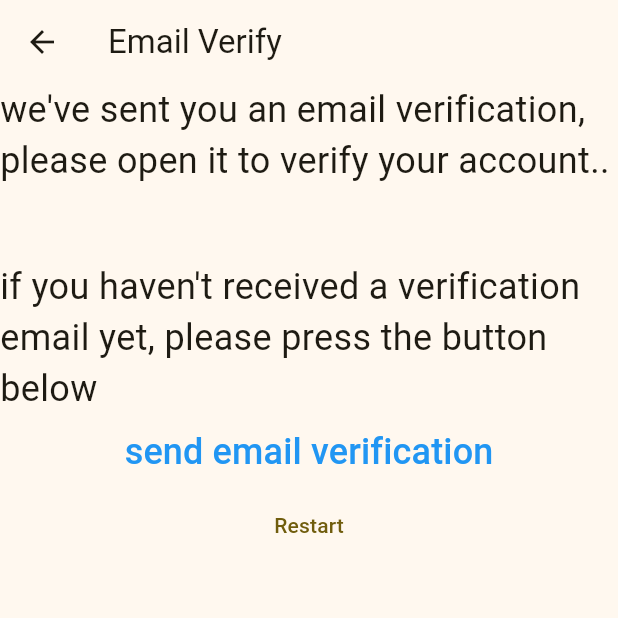
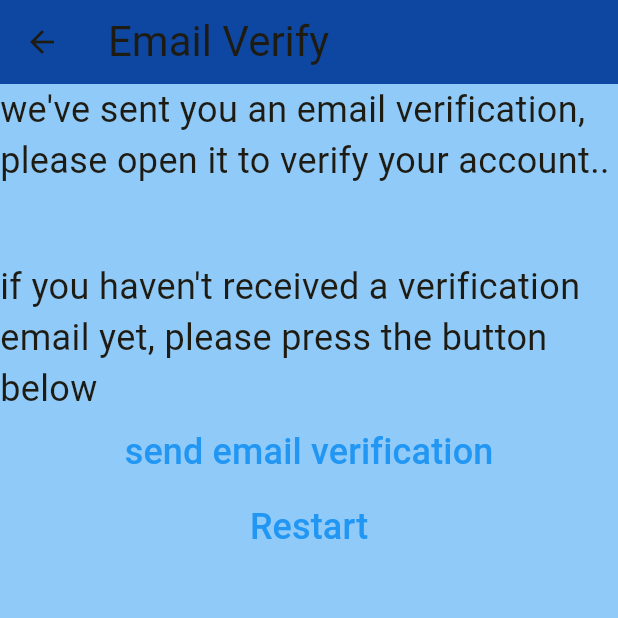
Before and after one commit to Emadfaried-div/notes_second_version, a Flutter app: the VerifyEmailView screen opened by its route, on a phone screen of 412 x 824 dp, the top half of it. Run offline on Flutter 3.47's test engine with Material 3 defaults, Android fonts, the phone set to English and light mode, and no system bars; our stand-ins replace firebase_auth, firebase_core; accounts and stored records are empty.

```diff
--- a/lib/views/verfiy_email.dart
+++ b/lib/views/verfiy_email.dart
@@ -18,12 +18,16 @@ class _VerifyEmailViewState extends State<VerifyEmailView> {
   @override
   Widget build(BuildContext context) {
     return Scaffold(
+      backgroundColor: Colors.blue[200],
       appBar: AppBar(
-        title: Text("Email Verify"),
+        backgroundColor: Colors.blue[900],
+        title: Text("Email Verify",style: TextStyle(fontSize: 28,),),
+        elevation: 0.0,
       ),
       body: Column(
         children: [
-          Text("we've sent you an email verification, please open it to verify your account..",style: TextStyle(fontSize: 24),),
+
+          Text("we've sent you an email verification, please open it to verify your account..",style: TextStyle(fontSize: 24,),),
           SizedBox(height: 50,),
           Text("if you haven't received a verification email yet, please press the button below",style: TextStyle(fontSize: 24),),
           TextButton(style: ButtonStyle(
@@ -40,7 +44,7 @@ class _VerifyEmailViewState extends State<VerifyEmailView> {
             await FirebaseAuth.instance.signOut();
             Navigator.of(context).pushNamedAndRemoveUntil(registerRoute, (route) => false);
           },
-              child: Text("Restart"),)
+              child: Text("Restart",style: TextStyle(fontSize: 24,color: Colors.blue),),)
         ],
       ),
     );
```
Also changed, not shown: lib/views/login.dart (+9 -1 lines).
